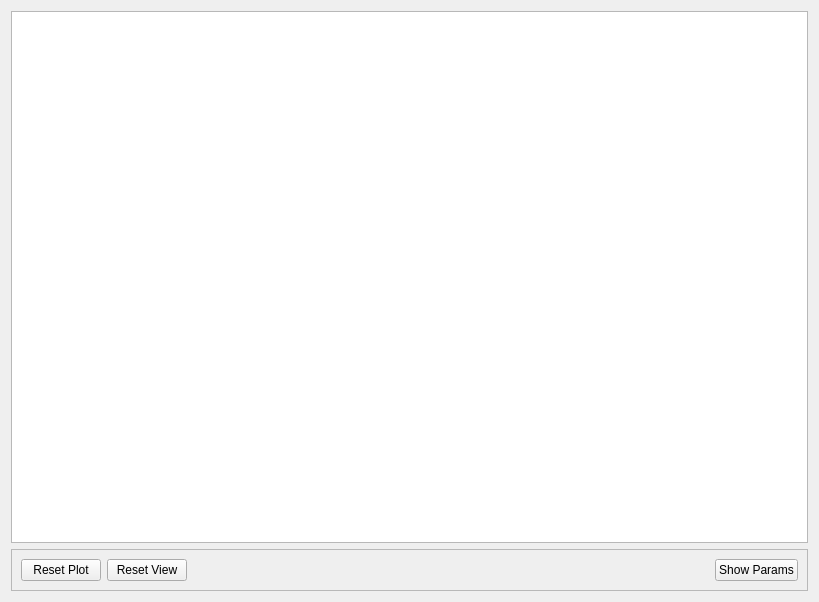
Qt form logplotwindow.ui (Enem-20/CGS) before a commit.
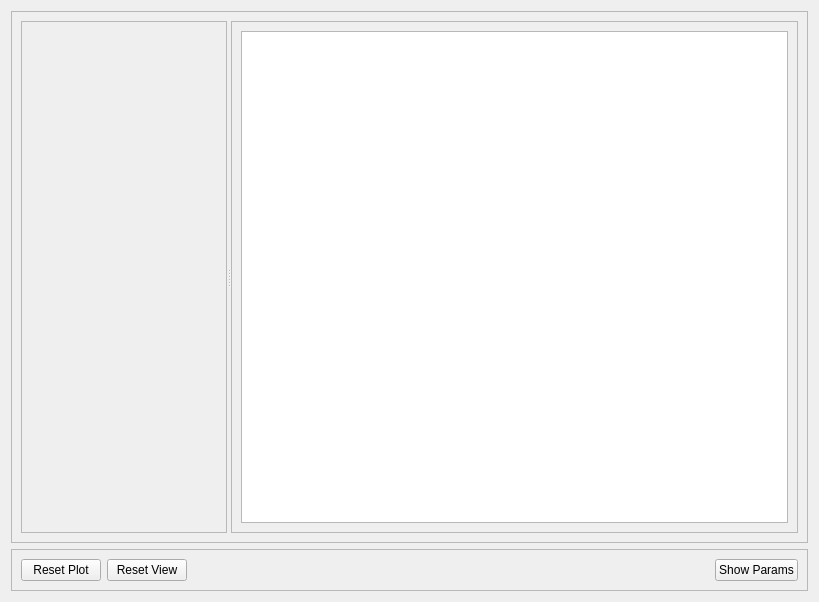
The same form after that commit.

The edit to the form file:
```diff
--- a/logplotwindow.ui
+++ b/logplotwindow.ui
@@ -15,7 +15,50 @@
   </property>
   <layout class="QVBoxLayout" name="verticalLayout">
    <item>
-    <widget class="QTreeView" name="dataList"/>
+    <widget class="QFrame" name="frameMain">
+     <property name="sizePolicy">
+      <sizepolicy hsizetype="Preferred" vsizetype="Expanding">
+       <horstretch>0</horstretch>
+       <verstretch>0</verstretch>
+      </sizepolicy>
+     </property>
+     <property name="frameShape">
+      <enum>QFrame::Shape::StyledPanel</enum>
+     </property>
+     <property name="frameShadow">
+      <enum>QFrame::Shadow::Raised</enum>
+     </property>
+     <layout class="QVBoxLayout" name="verticalLayout_2">
+      <item>
+       <widget class="QSplitter" name="splitter">
+        <property name="orientation">
+         <enum>Qt::Orientation::Horizontal</enum>
+        </property>
+        <widget class="QFrame" name="plotFrame">
+         <property name="frameShape">
+          <enum>QFrame::Shape::StyledPanel</enum>
+         </property>
+         <property name="frameShadow">
+          <enum>QFrame::Shadow::Raised</enum>
+         </property>
+        </widget>
+        <widget class="QFrame" name="dataListFrame">
+         <property name="frameShape">
+          <enum>QFrame::Shape::StyledPanel</enum>
+         </property>
+         <property name="frameShadow">
+          <enum>QFrame::Shadow::Raised</enum>
+         </property>
+         <layout class="QVBoxLayout" name="verticalLayout_3">
+          <item>
+           <widget class="QTreeView" name="dataList"/>
+          </item>
+         </layout>
+        </widget>
+       </widget>
+      </item>
+     </layout>
+    </widget>
    </item>
    <item>
     <widget class="QFrame" name="frameBottom">
```
Left out of the diff: 2 changed lines with no effect on the pictures.
